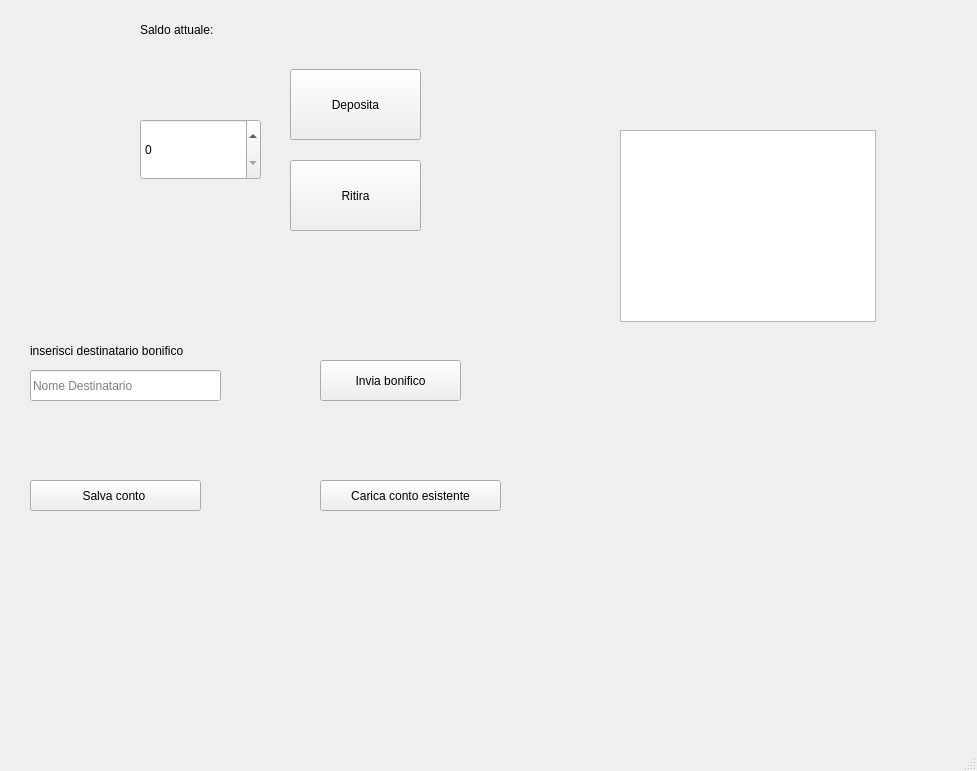
Old version of the form MainWindow.ui in the repository AndreaDiPietro0/BankAccount_DiPietro.
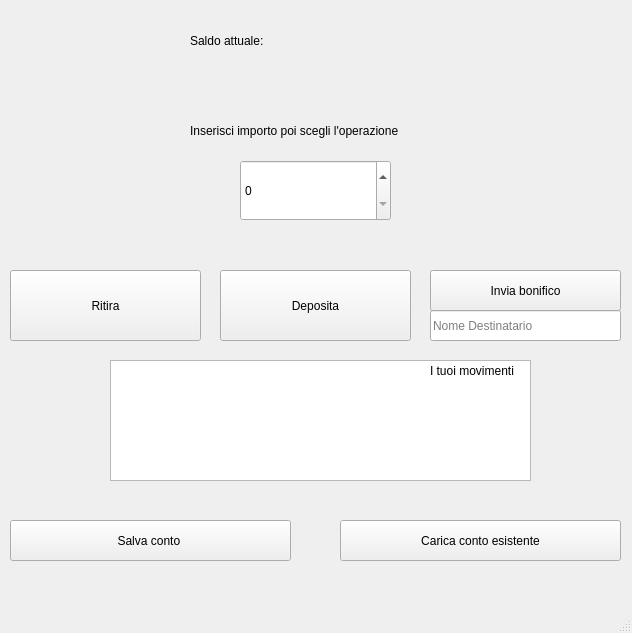
New version of the form.

Patch:
```diff
--- a/MainWindow.ui
+++ b/MainWindow.ui
@@ -6,8 +6,8 @@
    <rect>
     <x>0</x>
     <y>0</y>
-    <width>977</width>
-    <height>771</height>
+    <width>632</width>
+    <height>633</height>
    </rect>
   </property>
   <property name="windowTitle">
@@ -17,9 +17,9 @@
    <widget class="QSpinBox" name="spinBoxImporto">
     <property name="geometry">
      <rect>
-      <x>140</x>
-      <y>119</y>
-      <width>121</width>
+      <x>240</x>
+      <y>160</y>
+      <width>151</width>
       <height>61</height>
      </rect>
     </property>
@@ -30,8 +30,8 @@
    <widget class="QLabel" name="labelSaldo">
     <property name="geometry">
      <rect>
-      <x>140</x>
-      <y>9</y>
+      <x>190</x>
+      <y>20</y>
       <width>131</width>
       <height>41</height>
      </rect>
@@ -43,9 +43,9 @@
    <widget class="QPushButton" name="btnDeposita">
     <property name="geometry">
      <rect>
-      <x>290</x>
-      <y>69</y>
-      <width>131</width>
+      <x>220</x>
+      <y>270</y>
+      <width>191</width>
       <height>71</height>
      </rect>
     </property>
@@ -56,9 +56,9 @@
    <widget class="QPushButton" name="btnPreleva">
     <property name="geometry">
      <rect>
-      <x>290</x>
-      <y>160</y>
-      <width>131</width>
+      <x>10</x>
+      <y>270</y>
+      <width>191</width>
       <height>71</height>
      </rect>
     </property>
@@ -69,10 +69,10 @@
    <widget class="QPushButton" name="btnSave">
     <property name="geometry">
      <rect>
-      <x>30</x>
-      <y>480</y>
-      <width>171</width>
-      <height>31</height>
+      <x>10</x>
+      <y>520</y>
+      <width>281</width>
+      <height>41</height>
      </rect>
     </property>
     <property name="text">
@@ -82,10 +82,10 @@
    <widget class="QPushButton" name="btnLoad">
     <property name="geometry">
      <rect>
-      <x>320</x>
-      <y>480</y>
-      <width>181</width>
-      <height>31</height>
+      <x>340</x>
+      <y>520</y>
+      <width>281</width>
+      <height>41</height>
      </rect>
     </property>
     <property name="text">
@@ -95,9 +95,9 @@
    <widget class="QPushButton" name="btnBonifico">
     <property name="geometry">
      <rect>
-      <x>320</x>
-      <y>360</y>
-      <width>141</width>
+      <x>430</x>
+      <y>270</y>
+      <width>191</width>
       <height>41</height>
      </rect>
     </property>
@@ -108,8 +108,8 @@
    <widget class="QLineEdit" name="editDestinatario">
     <property name="geometry">
      <rect>
-      <x>30</x>
-      <y>370</y>
+      <x>430</x>
+      <y>310</y>
       <width>191</width>
       <height>31</height>
      </rect>
@@ -118,29 +118,42 @@
      <string>Nome Destinatario</string>
     </property>
    </widget>
-   <widget class="QLabel" name="labelSaldo_2">
-    <property name="geometry">
-     <rect>
-      <x>30</x>
-      <y>330</y>
-      <width>201</width>
-      <height>41</height>
-     </rect>
-    </property>
-    <property name="text">
-     <string>inserisci destinatario bonifico</string>
-    </property>
-   </widget>
    <widget class="QListWidget" name="listTransactions">
     <property name="geometry">
      <rect>
-      <x>620</x>
-      <y>130</y>
-      <width>256</width>
-      <height>192</height>
+      <x>110</x>
+      <y>360</y>
+      <width>421</width>
+      <height>121</height>
      </rect>
     </property>
    </widget>
+   <widget class="QLabel" name="labelSaldo_3">
+    <property name="geometry">
+     <rect>
+      <x>430</x>
+      <y>350</y>
+      <width>101</width>
+      <height>41</height>
+     </rect>
+    </property>
+    <property name="text">
+     <string>I tuoi movimenti</string>
+    </property>
+   </widget>
+   <widget class="QLabel" name="labelSaldo_4">
+    <property name="geometry">
+     <rect>
+      <x>190</x>
+      <y>110</y>
+      <width>251</width>
+      <height>41</height>
+     </rect>
+    </property>
+    <property name="text">
+     <string>Inserisci importo poi scegli l'operazione</string>
+    </property>
+   </widget>
   </widget>
   <widget class="QMenuBar" name="menubar">
    <property name="geometry">
```
Left out of the diff: 2 changed lines with no effect on the pictures.
